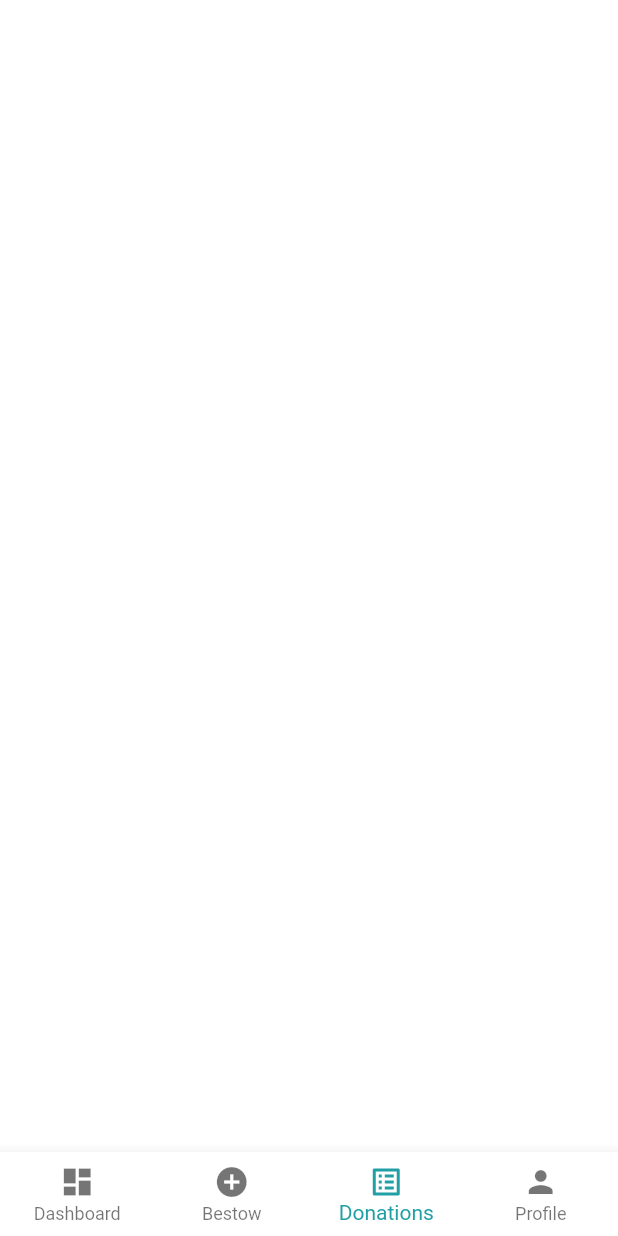
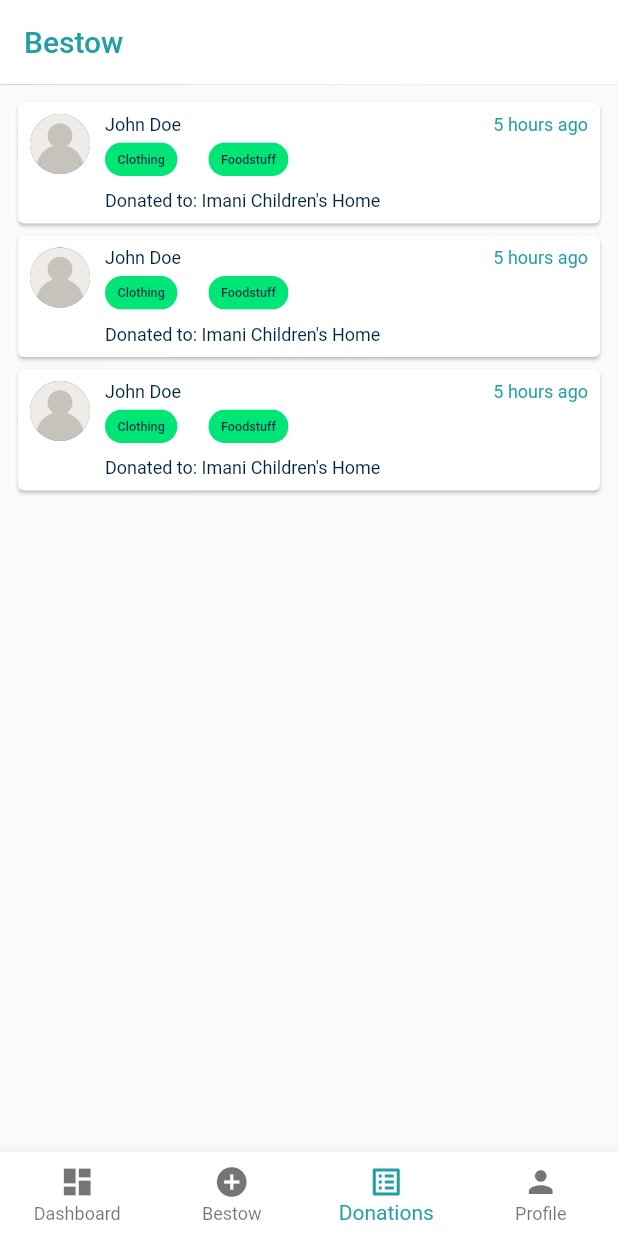
Before and after one commit to WambuaSimon/bestow, a Flutter app: the screen it shows after launch, item 3 of the bottom bar chosen, on a phone screen of 412 x 824 dp. Run offline on Flutter 3.47's test engine with Material 2 defaults, Android fonts, the phone set to English and light mode, and no system bars; our stand-ins replace dotted_border, syncfusion_flutter_charts, timeago.

Commit message:
donations page design

```diff
--- a/lib/dashboard/dashboard_page.dart
+++ b/lib/dashboard/dashboard_page.dart
@@ -27,7 +27,7 @@ class _DashboardPageState extends State<DashboardPage> {
         backgroundColor: Colors.white,
         appBar: AppBar(
           title: const Text(
-        "Bestow ❤️",
+        "Bestow️",
         style: TextStyle(color: Color(0xff209fa5)),
           ),
           elevation: 0.3,
--- a/lib/donations/donations_page.dart
+++ b/lib/donations/donations_page.dart
@@ -1,4 +1,7 @@
+import 'package:bestow/donations/widgets/card_item.dart';
+import 'package:bestow/upload_item/widgets/choice_chip.dart';
 import 'package:flutter/material.dart';
+
 
 class DonationsPage extends StatefulWidget {
   const DonationsPage({Key? key}) : super(key: key);
@@ -8,8 +11,38 @@ class DonationsPage extends StatefulWidget {
 }
 
 class _DonationsPageState extends State<DonationsPage> {
+
+
   @override
   Widget build(BuildContext context) {
-    return Container();
+    return Scaffold(
+      appBar: AppBar(
+        title: const Text(
+          "Bestow",
+          style: TextStyle(
+            color: Color(0xff209fa5),
+          ),
+        ),
+        elevation: 0.3,
+        backgroundColor: Colors.white,
+      ),
+      body: SafeArea(
+        child: SingleChildScrollView(
+          child: Padding(
+            padding: const EdgeInsets.all(8),
+            child: SizedBox(
+              width: double.infinity,
+              child: Column(
+                children: [
+                  DonationsItem(),
+                  DonationsItem(),
+                  DonationsItem(),
+                ],
+              ),
+            ),
+          ),
+        ),
+      ),
+    );
   }
 }
--- /dev/null
+++ b/lib/donations/widgets/card_item.dart
@@ -0,0 +1,94 @@
+import 'package:bestow/upload_item/widgets/choice_chip.dart';
+import 'package:flutter/material.dart';
+import 'package:timeago/timeago.dart' as timeago;
+class DonationsItem extends StatelessWidget {
+  const DonationsItem({Key? key}) : super(key: key);
+
+  @override
+  Widget build(BuildContext context) {
+    final hrsAgo = DateTime.now().subtract(const Duration(hours: 5));
+    return  Card(
+      child: Padding(
+        padding: const EdgeInsets.all(8.0),
+        child: Row(
+          crossAxisAlignment: CrossAxisAlignment.start,
+          children: [
+            CircleAvatar(
+              maxRadius: 20,
+              child: Image.asset("assets/images/user.png"),
+            ),
+            const SizedBox(
+              width: 10,
+            ),
+            Expanded(
+              child: Column(
+                crossAxisAlignment: CrossAxisAlignment.start,
+                children: [
+                  Row(
+                    children: [
+                      const Text(
+                        "John Doe",
+                        style: TextStyle(fontSize: 12,color: Color(0xff002642),),
+                      ),
+                      const Spacer(),
+                      Text(
+                        timeago.format(hrsAgo),
+                        style: const TextStyle(
+                          fontSize: 12,
+                          color: Color(0xff209fa5),
+                        ),
+                      ),
+                    ],
+                  ),
+                  const SizedBox(height: 5,),
+
+
+                  Wrap(
+
+                    children: [
+                      Transform(
+                        transform: Matrix4.identity()..scale(0.7),
+                        child: ChoiceChipWidget(
+                          itemName: 'Clothing',
+                          isSelected: true,
+                          onSelected: (bool) {}, color:  const Color(0xff00E676),
+                        ),
+                      ),
+                      Transform(
+                        transform:  Matrix4.identity()..scale(0.7),
+                        child: ChoiceChipWidget(
+                          itemName: 'Foodstuff',
+                          isSelected: true,
+                          onSelected: (bool) {}, color:  const Color(0xff00E676),
+                        ),
+                      ),
+
+                    ],
+                  ),
+                  Row(
+                    children: const [
+                      Text(
+                        "Donated to: ",
+                        style: TextStyle(
+                          fontSize: 12,
+                          color: Color(0xff002642),
+                        ),
+                      ),
+                      Text(
+                        "Imani Children\'s Home",
+                        style: TextStyle(
+                          fontSize: 12,
+                          color: Color(0xff002642),
+                        ),
+                      ),
+                    ],
+                  )
+                ],
+              ),
+            )
+          ],
+        ),
+      ),
+    );
+  }
+}
--- a/lib/upload_item/widgets/choice_chip.dart
+++ b/lib/upload_item/widgets/choice_chip.dart
@@ -5,31 +5,26 @@ class ChoiceChipWidget extends StatelessWidget {
       {Key? key,
       required this.onSelected,
       required this.isSelected,
+      required this.color,
       required this.itemName})
       : super(key: key);
 
   final Function(bool) onSelected;
   final bool isSelected;
   final String itemName;
+  final Color color;
 
   @override
   Widget build(BuildContext context) {
-    return Container(
-
-      child: ChoiceChip(
-        padding: EdgeInsets.zero,
-        label: Text(
-          itemName,
-          style: const TextStyle(
-            color: Color(0xff002642),
-            fontSize: 12
-          ),
-        ),
-
-        selected: isSelected,
-        onSelected: onSelected,
-        selectedColor: const Color(0xff209fa5),
+    return ChoiceChip(
+      label: Text(
+        itemName,
+        style: const TextStyle(color: Color(0xff002642), fontSize: 12),
       ),
+      selected: isSelected,
+      onSelected: onSelected,
+      selectedColor: color,
+      materialTapTargetSize: MaterialTapTargetSize.shrinkWrap,
     );
   }
 }
--- a/pubspec.yaml
+++ b/pubspec.yaml
@@ -19,6 +19,7 @@ dependencies:
   getwidget: ^2.0.5
   dotted_border: ^2.0.0+2
   flutter_launcher_icons: ^0.9.2
+  timeago: ^3.2.2
 flutter_icons:
   ios: true
   android: true
```
Also changed, not shown: lib/upload_item/add_donation_page.dart (+3 -5 lines), lib/upload_item/widgets/donation_setup.dart (+9 -3 lines), lib/upload_item/widgets/pick_up_details.dart (+9 -8 lines), assets/images/person.jpeg (deleted), pubspec.lock.
